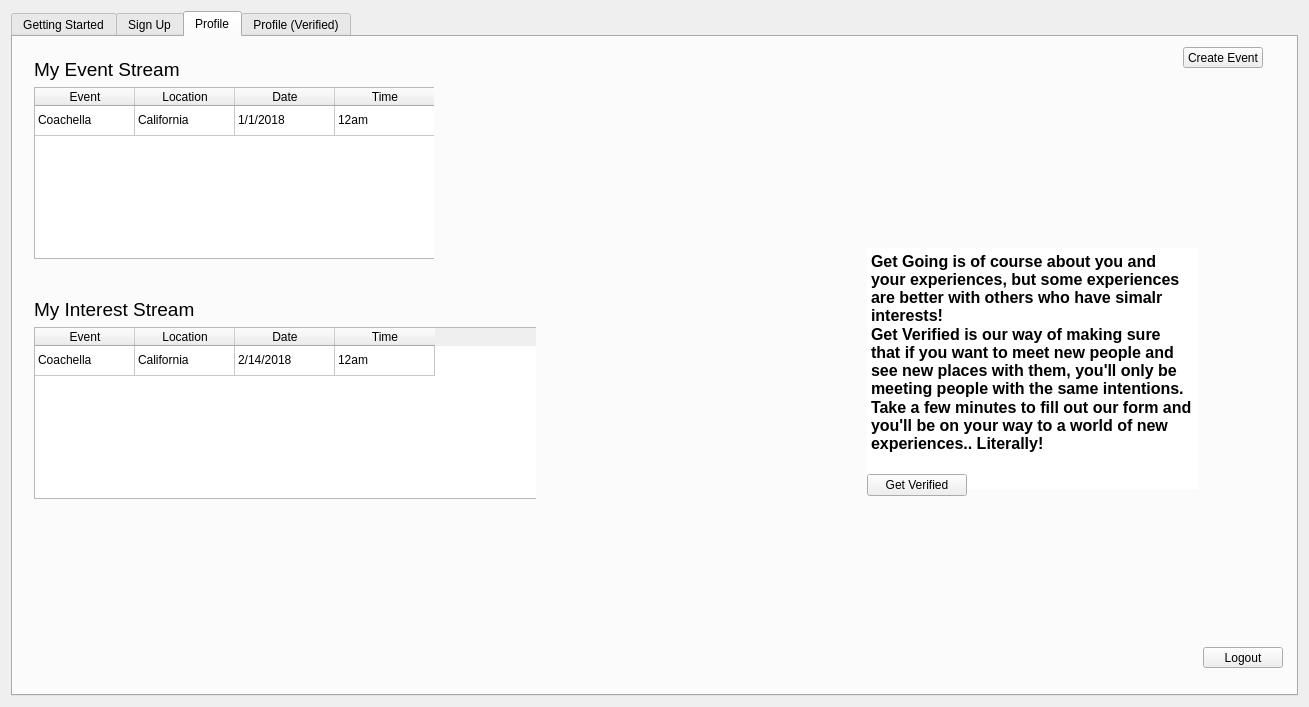
This is src/web-app/interestdata.ui in Aesylwinn/software-engineering as Qt 5 draws it before an edit. The edited form follows.
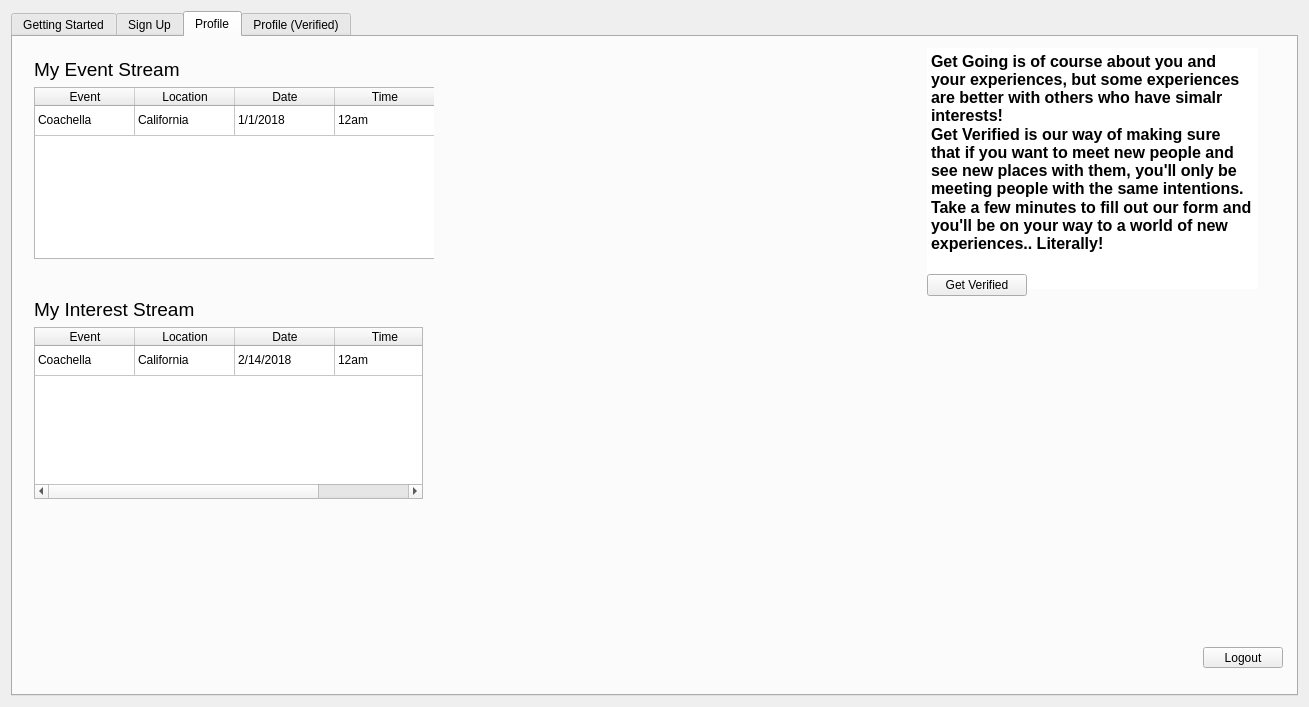
This is the edited form. The open tabs and pages were chosen to show the change. Icons and pictures are not drawn.

Commit message: added clear functionality for logout function

Patch:
```diff
--- a/src/web-app/interestdata.ui
+++ b/src/web-app/interestdata.ui
@@ -785,25 +785,12 @@
       <attribute name="title">
        <string>Profile</string>
       </attribute>
-      <widget class="QPushButton" name="createEvent">
-       <property name="geometry">
-        <rect>
-         <x>1170</x>
-         <y>10</y>
-         <width>80</width>
-         <height>21</height>
-        </rect>
-       </property>
-       <property name="text">
-        <string>Create Event</string>
-       </property>
-      </widget>
       <widget class="QWidget" name="layoutWidget">
        <property name="geometry">
         <rect>
          <x>10</x>
          <y>250</y>
-         <width>513</width>
+         <width>411</width>
          <height>223</height>
         </rect>
        </property>
@@ -836,13 +823,13 @@
          <widget class="QTableWidget" name="interestStream">
           <property name="minimumSize">
            <size>
-            <width>511</width>
+            <width>300</width>
             <height>0</height>
            </size>
           </property>
           <property name="maximumSize">
            <size>
-            <width>511</width>
+            <width>420</width>
             <height>16777215</height>
            </size>
           </property>
@@ -1013,8 +1000,8 @@
       <widget class="QWidget" name="layoutWidget">
        <property name="geometry">
         <rect>
-         <x>810</x>
-         <y>200</y>
+         <x>870</x>
+         <y>0</y>
          <width>419</width>
          <height>270</height>
         </rect>
@@ -1087,6 +1074,19 @@
       <attribute name="title">
        <string>Profile (Verified)</string>
       </attribute>
+      <widget class="QPushButton" name="createEvent">
+       <property name="geometry">
+        <rect>
+         <x>480</x>
+         <y>60</y>
+         <width>80</width>
+         <height>21</height>
+        </rect>
+       </property>
+       <property name="text">
+        <string>Create Event</string>
+       </property>
+      </widget>
      </widget>
     </widget>
    </item>
```
Left out of the diff: 6 changed lines with no effect on the pictures. The commit also changes 1 other file.
